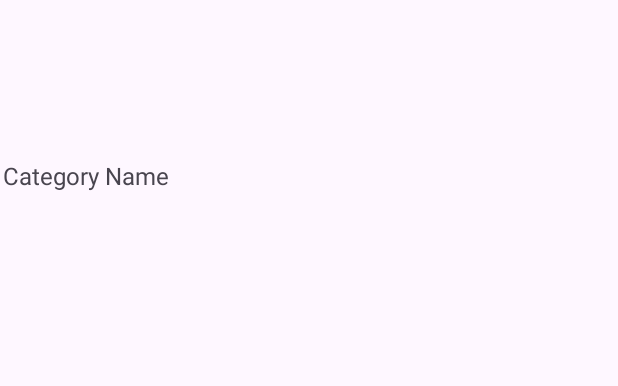
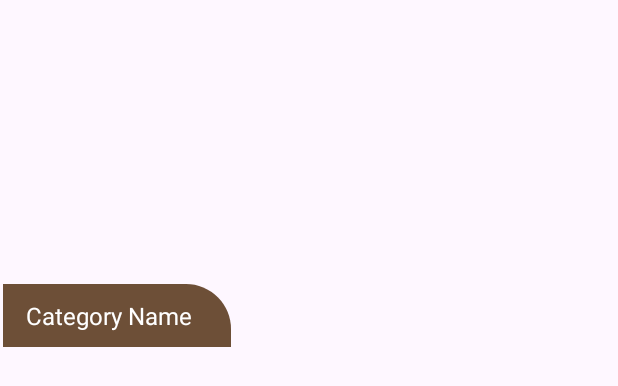
Before and after one commit to leos0509/DonotaMobileApp, an Android app: the layout category_item.xml on its own in the app's theme, with its tools: preview values and no code run, on a phone screen of 412 x 824 dp. Shown: the top 386 px of the screen. Run offline under Robolectric (Android 15) with nearby library versions, the phone set to English and light mode, and no system bars.

Commit message:
Small Update

```diff
--- a/app/src/main/AndroidManifest.xml
+++ b/app/src/main/AndroidManifest.xml
@@ -1,7 +1,6 @@
 <?xml version="1.0" encoding="utf-8"?>
 <manifest xmlns:android="http://schemas.android.com/apk/res/android"
     xmlns:tools="http://schemas.android.com/tools">
-    <uses-permission android:name="android.permission.INTERNET" />
 
     <application
         android:allowBackup="true"
--- a/app/src/main/java/com/donota/donotamobileapp/activities/MainActivity.java
+++ b/app/src/main/java/com/donota/donotamobileapp/activities/MainActivity.java
@@ -10,7 +10,7 @@ import com.donota.donotamobileapp.R;
 import com.donota.donotamobileapp.databinding.ActivityMainBinding;
 import com.donota.donotamobileapp.fragments.NavigationBarFragment;
 
-public class MainActivity extends AppCompatActivity {
+public class MainActivity extends AppCompatActivity{
     ActivityMainBinding binding;
 
     @Override
--- /dev/null
+++ b/app/src/main/res/drawable/category_name_bg.xml
@@ -0,0 +1,5 @@
+<?xml version="1.0" encoding="utf-8"?>
+<shape xmlns:android="http://schemas.android.com/apk/res/android">
+    <solid android:color="@color/primary1"/>
+    <corners android:topRightRadius="30dp"/>
+</shape>
--- a/app/src/main/res/layout/category_item.xml
+++ b/app/src/main/res/layout/category_item.xml
@@ -3,6 +3,7 @@
     xmlns:app="http://schemas.android.com/apk/res-auto"
     android:layout_width="match_parent"
     android:layout_height="wrap_content"
+    android:clipChildren="true"
     android:padding="2dp">
 
     <ImageView
@@ -18,12 +19,19 @@
 
     <TextView
         android:id="@+id/txtCategoryName"
-        android:layout_width="match_parent"
+        android:layout_width="wrap_content"
         android:layout_height="wrap_content"
         android:text="Category Name"
         android:textSize="16sp"
-        app:layout_constraintEnd_toEndOf="parent"
+        android:paddingVertical="10dp"
+        android:paddingLeft="15dp"
+        android:paddingRight="25dp"
+        android:background="@drawable/category_name_bg"
+        android:textColor="@color/white"
+        app:layout_constraintBottom_toBottomOf="parent"
+        app:layout_constraintHorizontal_bias="0"
+        app:layout_constraintStart_toStartOf="parent"
         app:layout_constraintTop_toTopOf="parent"
-        app:layout_constraintBottom_toBottomOf="parent"/>
+        app:layout_constraintVertical_bias="1.0" />
 
 </androidx.constraintlayout.widget.ConstraintLayout>
--- a/app/src/main/res/navigation/nav_graph.xml
+++ b/app/src/main/res/navigation/nav_graph.xml
@@ -16,7 +16,6 @@
             app:destination="@id/homePageFragment" />
     </fragment>
 
-
     <fragment
         android:id="@+id/categoryPageFragment"
         android:name="com.donota.donotamobileapp.fragments.CategoryPageFragment"
```
Also changed, not shown: app/src/main/java/com/donota/donotamobileapp/model/CategoryItem.java (added, +27 -0 lines), app/src/main/res/layout/activity_main.xml (+11 -4 lines), app/src/main/res/menu/bottom_menu.xml (added, +28 -0 lines), app/src/main/java/com/donota/donotamobileapp/fragments/NavigationBarFragment.java (line endings or trailing spaces).
